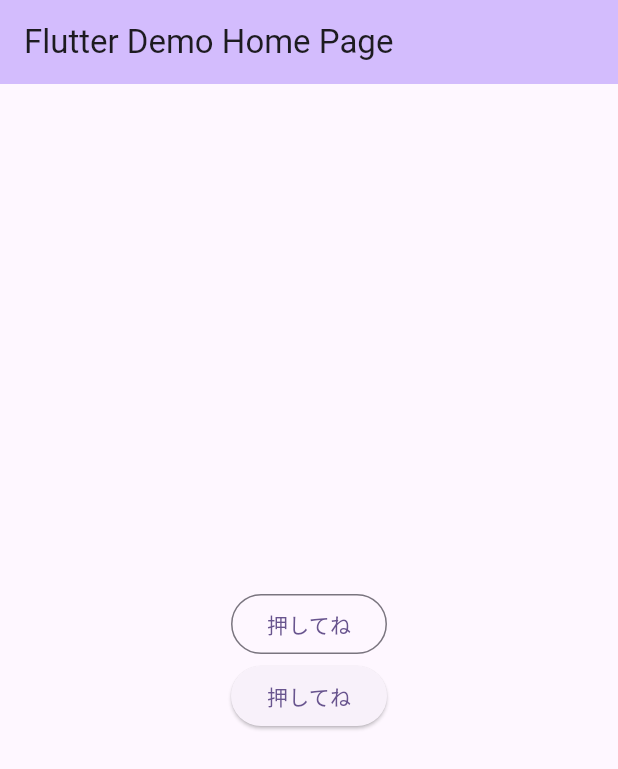
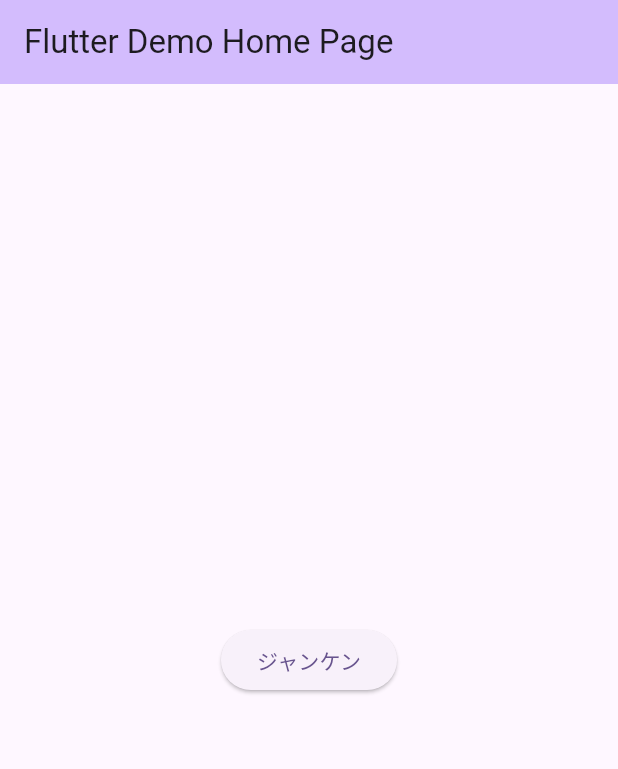
Before and after one commit to Hira0523/chapter03_beginner, a Flutter app: the screen it shows after launch, on a phone screen of 412 x 824 dp. Shown: the top 769 px of the screen. Run offline on Flutter 3.47's test engine with Material 3 defaults, Android fonts, the phone set to English and light mode, and no system bars.

Commit message:
じゃんけん 練習問題1

```diff
--- a/lib/main.dart
+++ b/lib/main.dart
@@ -31,6 +31,19 @@ class MyHomePage extends StatefulWidget {
 }
 
 class _MyHomePageState extends State<MyHomePage> {
+
+  void showRobotResult() {
+    String hand = 'パー';
+    showDialog(
+        context: context,
+        builder: (context) {
+          return AlertDialog(
+            title: const Text('ロボットくん'),
+            content: Text('「$hand」を出しました'),
+          );
+        });
+  }
+
   @override
   Widget build(BuildContext context) {
     return Scaffold(
@@ -39,22 +52,11 @@ class _MyHomePageState extends State<MyHomePage> {
           title: Text(widget.title),
         ),
         body: Center(
-          child: Column(
-            mainAxisAlignment: MainAxisAlignment.center,
-            crossAxisAlignment: CrossAxisAlignment.center,
-            children: [
-              OutlinedButton(
-                  onPressed: () {
-                    // ここに押した時の処理を書きます。
-                  },
-                  child: const Text('押してね')),
-              ElevatedButton(
-                  onPressed: () {
-                    // ここに押した時の処理を書きます。
-                  },
-                  child: Text('押してね'))
-            ],
-          ),
+          child: ElevatedButton(
+              onPressed: () {
+                showRobotResult();
+              },
+              child: const Text('ジャンケン')),
         ));
   }
 }
```
